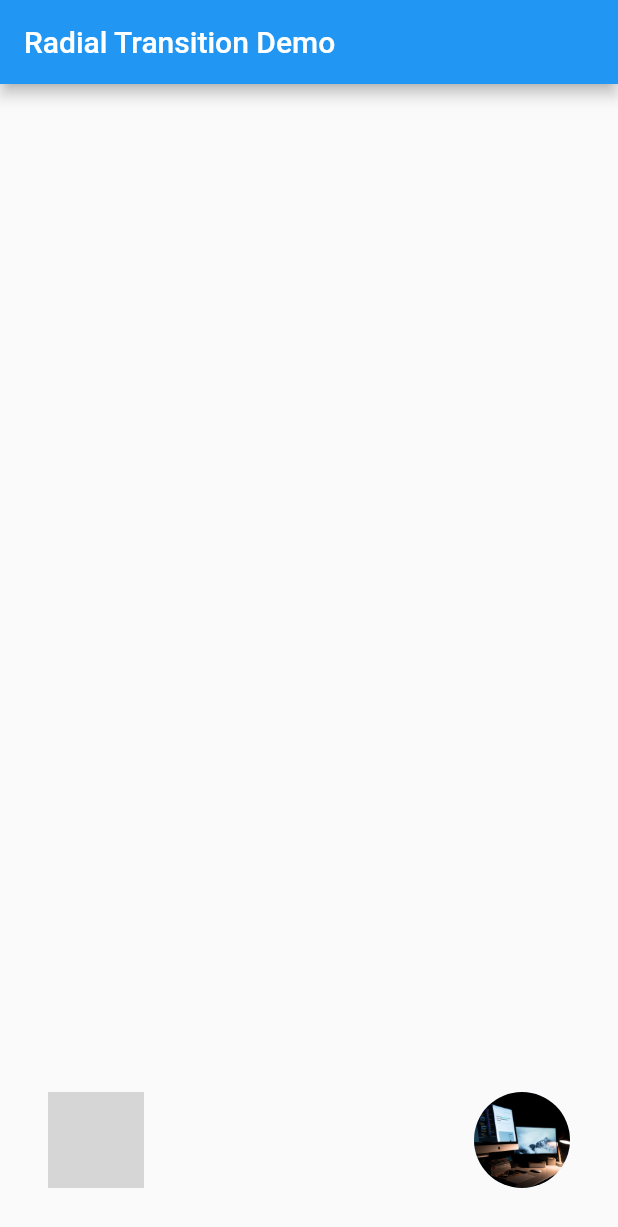
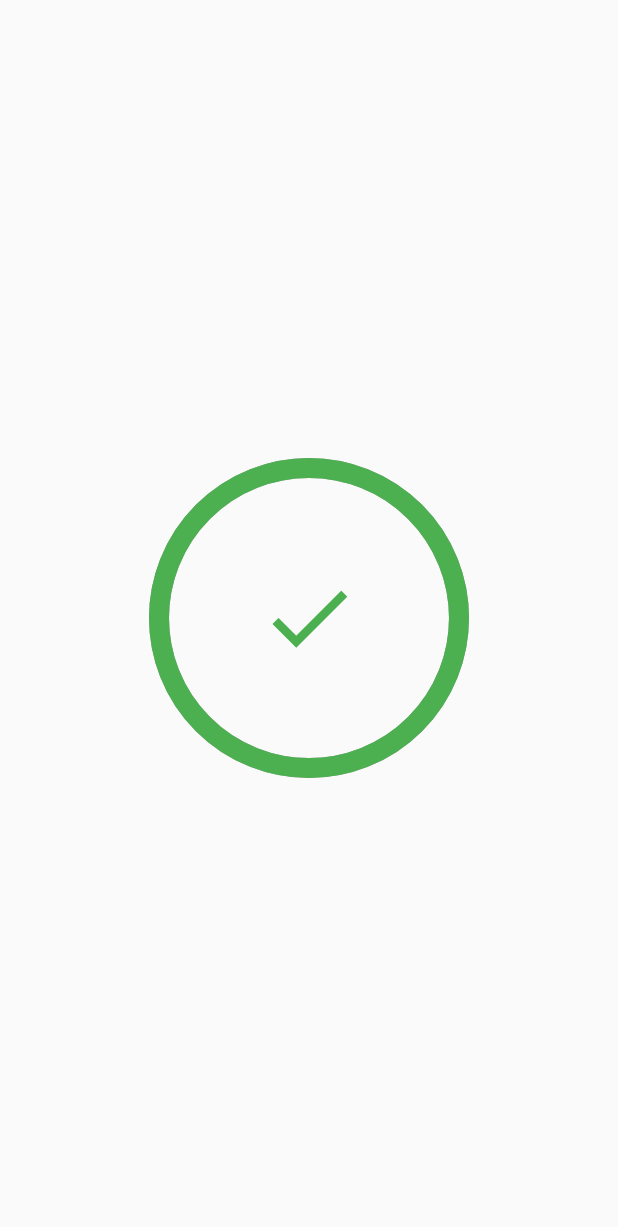
Before and after one commit to Collins-01/Art-and-Animations, a Flutter app: the screen it shows after launch, on a phone screen of 412 x 824 dp. Shown: the top 1227 px of the screen. Run offline on Flutter 3.47's test engine with Material 2 defaults, Android fonts, the light colour scheme and no system bars; grey boxes are pictures that could not be loaded.

```diff
--- a/lib/main.dart
+++ b/lib/main.dart
@@ -1,4 +1,4 @@
-import 'package:art_and_animations/hero_animations/radial_hero_animation.dart';
+import 'package:art_and_animations/circular_indicator.dart';
 import 'package:flutter/material.dart';
 
 void main() {
@@ -12,13 +12,13 @@ class MainApp extends StatelessWidget {
   Widget build(BuildContext context) {
     _peCacheImages(context);
     return const MaterialApp(
-      home: RadialExpansionDemoPageA(),
+      home: CircularIndicator(),
     );
   }
 }
 
 _peCacheImages(BuildContext context) {
-  // precacheImage(const AssetImage("assets/images/golfoyle.jpg"), context);
+  precacheImage(const AssetImage("assets/images/golfoyle.JPG"), context);
   precacheImage(const AssetImage("assets/images/wolf.jpeg"), context);
   precacheImage(const AssetImage("assets/images/workspace.jpeg"), context);
 }
```
Also changed, not shown: gifs/circular-indicator-gif.gif (added), gifs/social-stories-gif.gif (added), 1 other file.
